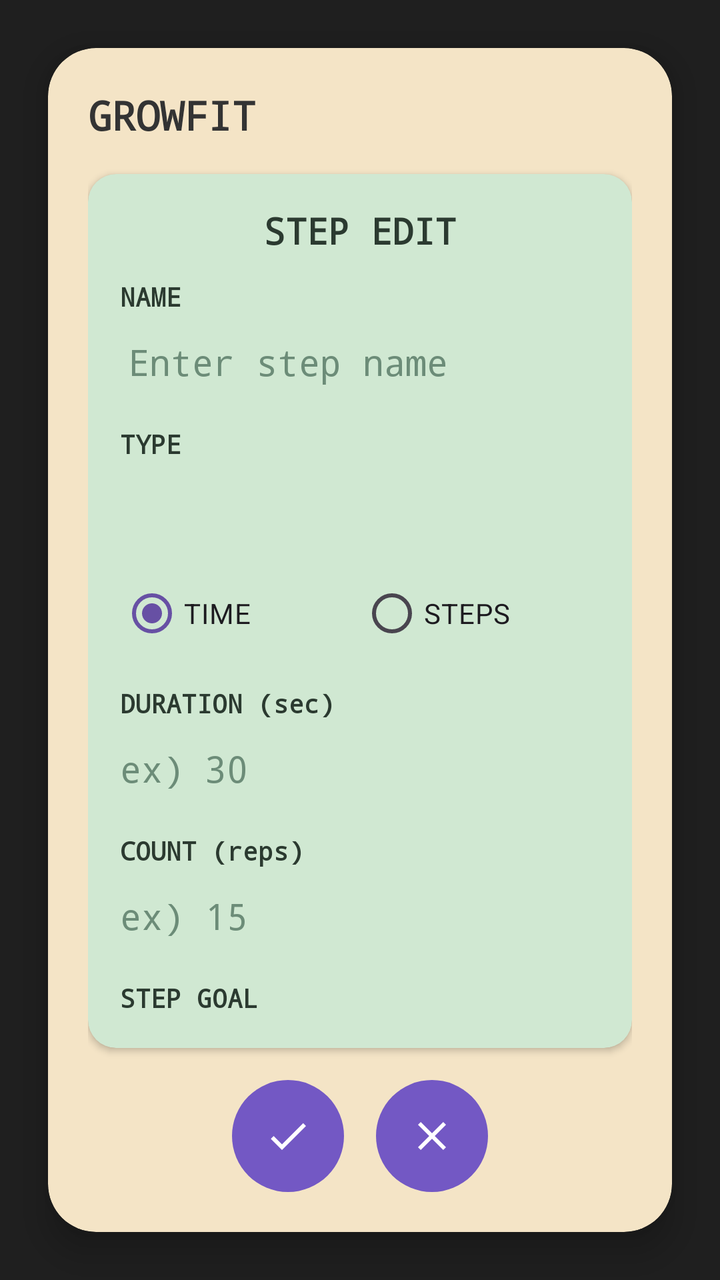
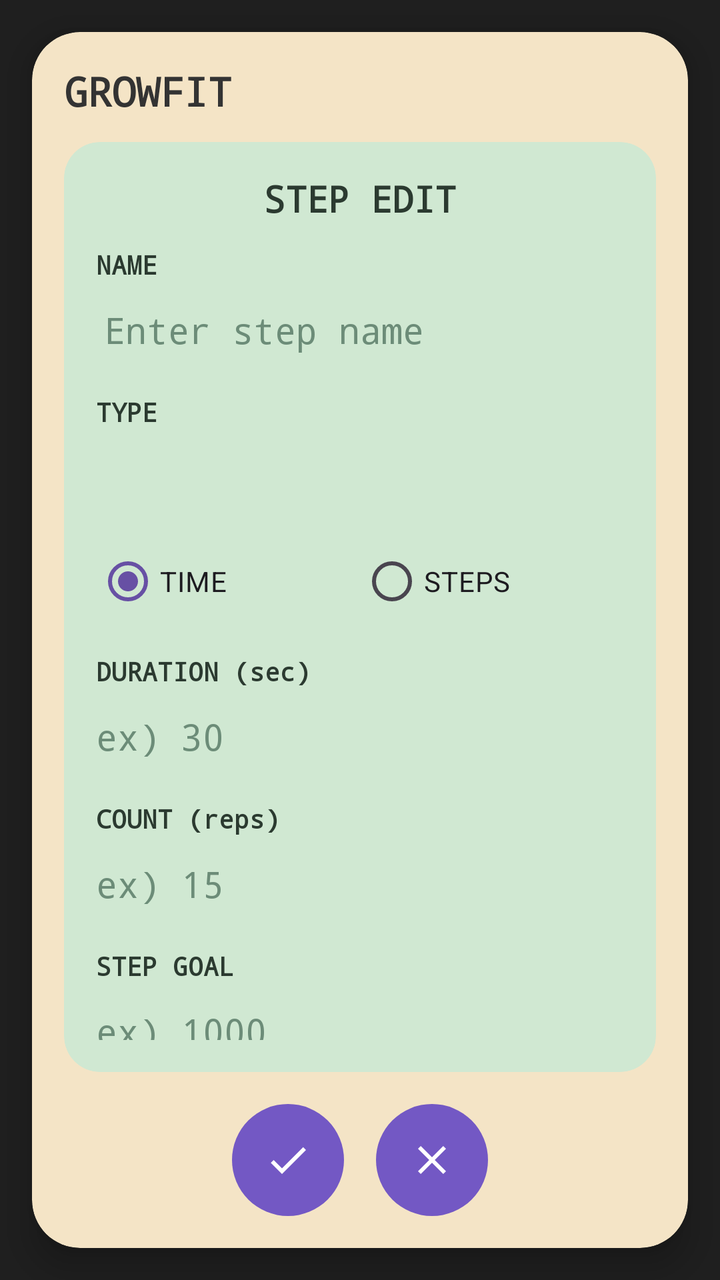

Before-and-after screenshots of an Android layout around one commit, followed by the original layout XML and the change that was made.
<!-- AndroidManifest.xml: application theme Theme.GrowFit -->
<!-- res/layout/fragment_step_edit.xml -->
<?xml version="1.0" encoding="utf-8"?>
<androidx.constraintlayout.widget.ConstraintLayout
    xmlns:android="http://schemas.android.com/apk/res/android"
    xmlns:app="http://schemas.android.com/apk/res-auto"
    android:layout_width="match_parent"
    android:layout_height="match_parent"
    android:background="#1F1F1F">

    <androidx.cardview.widget.CardView
        android:id="@+id/deviceFrame"
        android:layout_width="0dp"
        android:layout_height="0dp"
        android:layout_margin="24dp"
        android:backgroundTint="#F4E4C6"
        app:cardCornerRadius="24dp"
        app:cardElevation="10dp"
        app:layout_constraintTop_toTopOf="parent"
        app:layout_constraintBottom_toBottomOf="parent"
        app:layout_constraintStart_toStartOf="parent"
        app:layout_constraintEnd_toEndOf="parent">

        <androidx.constraintlayout.widget.ConstraintLayout
            android:layout_width="match_parent"
            android:layout_height="match_parent"
            android:padding="20dp">

            <TextView
                android:id="@+id/txtLogo"
                android:layout_width="wrap_content"
                android:layout_height="wrap_content"
                android:text="GROWFIT"
                android:textSize="20sp"
                android:textStyle="bold"
                android:fontFamily="monospace"
                android:textColor="#333333"
                app:layout_constraintTop_toTopOf="parent"
                app:layout_constraintStart_toStartOf="parent"/>

            <androidx.cardview.widget.CardView
                android:id="@+id/lcdScreen"
                android:layout_width="0dp"
                android:layout_height="0dp"
                android:backgroundTint="#D0E8D2"
                app:cardCornerRadius="14dp"
                android:layout_marginTop="16dp"
                android:layout_marginBottom="16dp"
                app:layout_constraintTop_toBottomOf="@id/txtLogo"
                app:layout_constraintStart_toStartOf="parent"
                app:layout_constraintEnd_toEndOf="parent"
                app:layout_constraintBottom_toTopOf="@id/bottomButtonRow">

                <androidx.constraintlayout.widget.ConstraintLayout
                    android:layout_width="match_parent"
                    android:layout_height="match_parent"
                    android:padding="16dp">

                    <TextView
                        android:id="@+id/txtTitle"
                        android:layout_width="wrap_content"
                        android:layout_height="wrap_content"
                        android:text="STEP EDIT"
                        android:textSize="18sp"
                        android:textStyle="bold"
                        android:fontFamily="monospace"
                        android:textColor="#2B3A30"
                        app:layout_constraintTop_toTopOf="parent"
                        app:layout_constraintStart_toStartOf="parent"
                        app:layout_constraintEnd_toEndOf="parent" />

                    
                    <TextView
                        android:id="@+id/textStepNameLabel"
                        android:layout_width="wrap_content"
                        android:layout_height="wrap_content"
                        android:text="NAME"
                        android:textSize="13sp"
                        android:textStyle="bold"
                        android:fontFamily="monospace"
                        android:textColor="#2B3A30"
                        android:layout_marginTop="12dp"
                        app:layout_constraintTop_toBottomOf="@id/txtTitle"
                        app:layout_constraintStart_toStartOf="parent"/>

                    <EditText
                        android:id="@+id/editStepName"
                        android:layout_width="0dp"
                        android:layout_height="40dp"
                        android:layout_marginTop="4dp"
                        android:autofillHints=""
                        android:background="@android:color/transparent"
                        android:fontFamily="monospace"
                        android:inputType="text"
                        android:textColor="#2B3A30"
                        android:textColorHint="#6C8C78"
                        android:hint="Enter step name"
                        android:padding="4dp"
                        android:singleLine="true"
                        app:layout_constraintTop_toBottomOf="@id/textStepNameLabel"
                        app:layout_constraintStart_toStartOf="parent"
                        app:layout_constraintEnd_toEndOf="parent" />

                    
                    <TextView
                        android:id="@+id/textStepTypeLabel"
                        android:layout_width="wrap_content"
                        android:layout_height="wrap_content"
                        android:text="TYPE"
                        android:textSize="13sp"
                        android:textStyle="bold"
                        android:fontFamily="monospace"
                        android:textColor="#2B3A30"
                        android:layout_marginTop="12dp"
                        app:layout_constraintTop_toBottomOf="@id/editStepName"
                        app:layout_constraintStart_toStartOf="parent"/>

                    <Spinner
                        android:id="@+id/spinnerStepType"
                        android:layout_width="0dp"
                        android:layout_height="40dp"
                        android:layout_marginTop="4dp"
                        android:background="@android:color/transparent"
                        app:layout_constraintTop_toBottomOf="@id/textStepTypeLabel"
                        app:layout_constraintStart_toStartOf="parent"
                        app:layout_constraintEnd_toEndOf="parent" />

                    
                    <RadioGroup
                        android:id="@+id/groupWalkRunMode"
                        android:layout_width="0dp"
                        android:layout_height="wrap_content"
                        android:orientation="horizontal"
                        android:layout_marginTop="8dp"
                        app:layout_constraintTop_toBottomOf="@id/spinnerStepType"
                        app:layout_constraintStart_toStartOf="parent"
                        app:layout_constraintEnd_toEndOf="parent">

                        <RadioButton
                            android:id="@+id/radioModeTime"
                            android:layout_width="0dp"
                            android:layout_height="wrap_content"
                            android:layout_weight="1"
                            android:text="TIME"
                            android:checked="true"/>

                        <RadioButton
                            android:id="@+id/radioModeSteps"
                            android:layout_width="0dp"
                            android:layout_height="wrap_content"
                            android:layout_weight="1"
                            android:text="STEPS"/>
                    </RadioGroup>

                    
                    <TextView
                        android:id="@+id/textDurationLabel"
                        android:layout_width="wrap_content"
                        android:layout_height="wrap_content"
                        android:text="DURATION (sec)"
                        android:textSize="13sp"
                        android:textStyle="bold"
                        android:fontFamily="monospace"
                        android:textColor="#2B3A30"
                        android:layout_marginTop="12dp"
                        app:layout_constraintTop_toBottomOf="@id/groupWalkRunMode"
                        app:layout_constraintStart_toStartOf="parent"/>

                    <EditText
                        android:id="@+id/editDurationSec"
                        android:layout_width="0dp"
                        android:layout_height="40dp"
                        android:layout_marginTop="4dp"
                        android:autofillHints=""
                        android:background="@android:color/transparent"
                        android:inputType="number"
                        android:hint="ex) 30"
                        android:fontFamily="monospace"
                        android:textColor="#2B3A30"
                        android:textColorHint="#6C8C78"
                        android:singleLine="true"
                        app:layout_constraintTop_toBottomOf="@id/textDurationLabel"
                        app:layout_constraintStart_toStartOf="parent"
                        app:layout_constraintEnd_toEndOf="parent" />

                    
                    <TextView
                        android:id="@+id/textCountLabel"
                        android:layout_width="wrap_content"
                        android:layout_height="wrap_content"
                        android:text="COUNT (reps)"
                        android:textSize="13sp"
                        android:textStyle="bold"
                        android:fontFamily="monospace"
                        android:textColor="#2B3A30"
                        android:layout_marginTop="12dp"
                        app:layout_constraintTop_toBottomOf="@id/editDurationSec"
                        app:layout_constraintStart_toStartOf="parent"/>

                    <EditText
                        android:id="@+id/editCount"
                        android:layout_width="0dp"
                        android:layout_height="40dp"
                        android:layout_marginTop="4dp"
                        android:autofillHints=""
                        android:background="@android:color/transparent"
                        android:inputType="number"
                        android:hint="ex) 15"
                        android:fontFamily="monospace"
                        android:textColor="#2B3A30"
                        android:textColorHint="#6C8C78"
                        android:singleLine="true"
                        app:layout_constraintTop_toBottomOf="@id/textCountLabel"
                        app:layout_constraintStart_toStartOf="parent"
                        app:layout_constraintEnd_toEndOf="parent" />

                    
                    <TextView
                        android:id="@+id/textStepGoalLabel"
                        android:layout_width="wrap_content"
                        android:layout_height="wrap_content"
                        android:text="STEP GOAL"
                        android:textSize="13sp"
                        android:textStyle="bold"
                        android:fontFamily="monospace"
                        android:textColor="#2B3A30"
                        android:layout_marginTop="12dp"
                        app:layout_constraintTop_toBottomOf="@id/editCount"
                        app:layout_constraintStart_toStartOf="parent"/>

                    <EditText
                        android:id="@+id/editStepGoal"
                        android:layout_width="0dp"
                        android:layout_height="40dp"
                        android:layout_marginTop="4dp"
                        android:autofillHints="" android:background="@android:color/transparent"
                        android:inputType="number"
                        android:hint="ex) 1000"
                        android:fontFamily="monospace"
                        android:textColor="#2B3A30"
                        android:textColorHint="#6C8C78"
                        android:singleLine="true"
                        app:layout_constraintTop_toBottomOf="@id/textStepGoalLabel"
                        app:layout_constraintStart_toStartOf="parent"
                        app:layout_constraintEnd_toEndOf="parent" />

                </androidx.constraintlayout.widget.ConstraintLayout>
            </androidx.cardview.widget.CardView>

            
            <LinearLayout
                android:id="@+id/bottomButtonRow"
                android:layout_width="0dp"
                android:layout_height="wrap_content"
                android:orientation="horizontal"
                android:gravity="center"
                android:layout_marginTop="8dp"
                app:layout_constraintBottom_toBottomOf="parent"
                app:layout_constraintStart_toStartOf="parent"
                app:layout_constraintEnd_toEndOf="parent">

                <ImageButton
                    android:id="@+id/btnSaveStep"
                    android:layout_width="56dp"
                    android:layout_height="56dp"
                    android:background="@drawable/bg_round_button_small"
                    android:src="@drawable/ic_check"
                    android:contentDescription="Save step"
                    app:backgroundTint="#7358C4"
                    app:tint="#FFFFFF" />

                <ImageButton
                    android:id="@+id/btnCancelStep"
                    android:layout_width="56dp"
                    android:layout_height="56dp"
                    android:layout_marginStart="16dp"
                    android:background="@drawable/bg_round_button_small"
                    android:src="@drawable/ic_close"
                    android:contentDescription="Cancel step edit"
                    app:backgroundTint="#7358C4"
                    app:tint="#FFFFFF" />

            </LinearLayout>

        </androidx.constraintlayout.widget.ConstraintLayout>
    </androidx.cardview.widget.CardView>

</androidx.constraintlayout.widget.ConstraintLayout>
<!-- resources referenced by this layout -->
<resources>
  <!-- drawable bg_round_button_small (drawable) -->
  <shape xmlns:android="http://schemas.android.com/apk/res/android"
      android:shape="oval">
      <solid android:color="#444444" />
      <size
          android:width="32dp"
          android:height="32dp" />
  </shape>
  <!-- drawable ic_check (drawable) -->
  <vector xmlns:android="http://schemas.android.com/apk/res/android" android:height="24dp" android:tint="#000000" android:viewportHeight="24" android:viewportWidth="24" android:width="24dp">
        
      <path android:fillColor="@android:color/white" android:pathData="M9,16.17L4.83,12l-1.42,1.41L9,19 21,7l-1.41,-1.41z"/>
      
  </vector>
  <!-- drawable ic_close (drawable) -->
  <vector xmlns:android="http://schemas.android.com/apk/res/android" android:height="24dp" android:tint="#000000" android:viewportHeight="24" android:viewportWidth="24" android:width="24dp">
        
      <path android:fillColor="@android:color/white" android:pathData="M19,6.41L17.59,5 12,10.59 6.41,5 5,6.41 10.59,12 5,17.59 6.41,19 12,13.41 17.59,19 19,17.59 13.41,12z"/>
      
  </vector>
  <style name="Theme.GrowFit" parent="Theme.Material3.DayNight.NoActionBar">
          
          
      </style>
</resources>

<!-- the commit's change to res/layout/fragment_step_edit.xml (unified diff, before → after) -->
@@ -10,7 +10,7 @@
         android:id="@+id/deviceFrame"
         android:layout_width="0dp"
         android:layout_height="0dp"
-        android:layout_margin="24dp"
+        android:layout_margin="16dp"
         android:backgroundTint="#F4E4C6"
         app:cardCornerRadius="24dp"
         app:cardElevation="10dp"
@@ -22,7 +22,7 @@
         <androidx.constraintlayout.widget.ConstraintLayout
             android:layout_width="match_parent"
             android:layout_height="match_parent"
-            android:padding="20dp">
+            android:padding="16dp">
 
             <TextView
                 android:id="@+id/txtLogo"
@@ -41,8 +41,8 @@
                 android:layout_width="0dp"
                 android:layout_height="0dp"
                 android:backgroundTint="#D0E8D2"
-                app:cardCornerRadius="14dp"
-                android:layout_marginTop="16dp"
+                app:cardCornerRadius="18dp"
+                android:layout_marginTop="12dp"
                 android:layout_marginBottom="16dp"
                 app:layout_constraintTop_toBottomOf="@id/txtLogo"
                 app:layout_constraintStart_toStartOf="parent"
